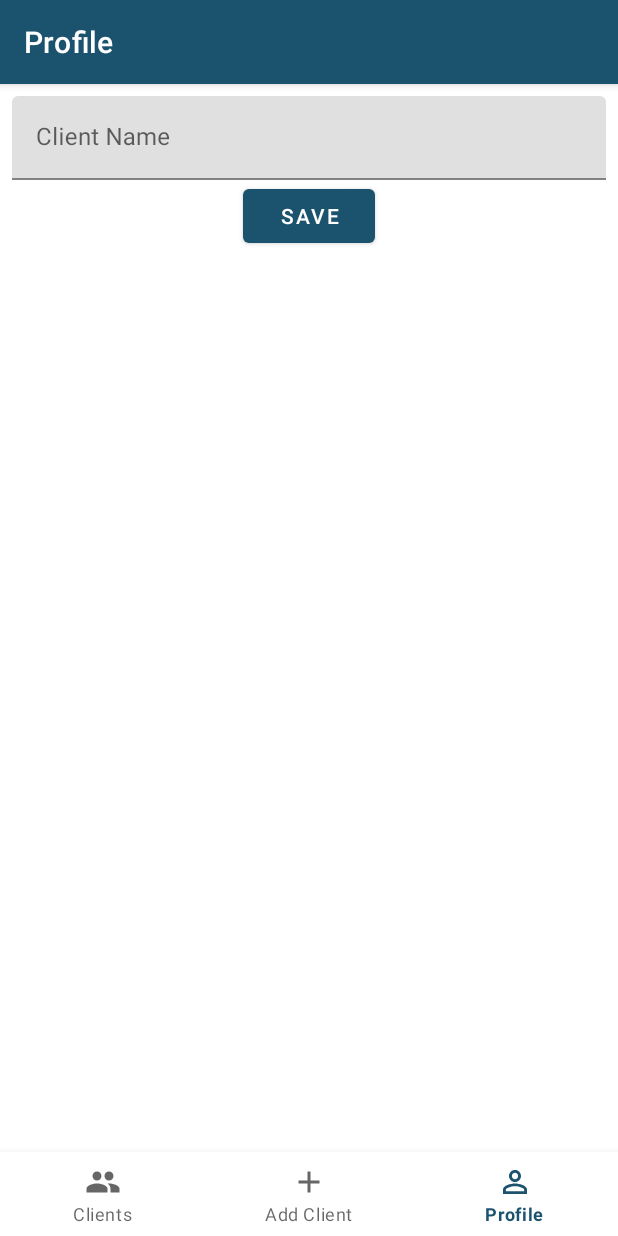
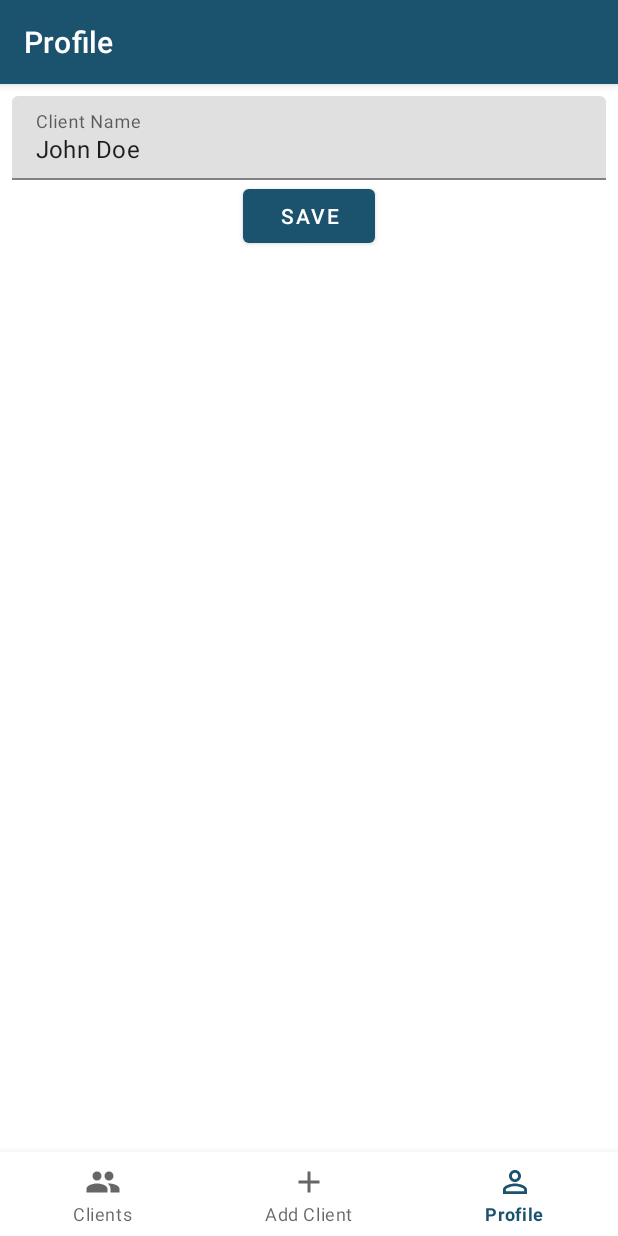
Before and after one commit to njorogejohn/GlobomanticsSales, an Android app: the ProfileFragment screen opened through its navigation route, on a phone screen of 412 x 824 dp. Run offline under Robolectric (Android 15) with nearby library versions, the phone set to English and light mode, and no system bars; our stand-ins replace Room's generated code, navigation-ui.

Commit message:
updated the profile

```diff
--- a/app/src/main/java/com/psdemo/globomanticssales/ui/profile/ProfileFragment.kt
+++ b/app/src/main/java/com/psdemo/globomanticssales/ui/profile/ProfileFragment.kt
@@ -1,11 +1,15 @@
 package com.psdemo.globomanticssales.ui.profile
 
+import android.content.Context
 import android.os.Bundle
 import android.view.LayoutInflater
 import android.view.View
 import android.view.ViewGroup
 import androidx.fragment.app.Fragment
+import com.google.android.material.snackbar.Snackbar
+import com.psdemo.globomanticssales.MainActivity
 import com.psdemo.globomanticssales.R
+import kotlinx.android.synthetic.main.fragment_profile.*
 
 class ProfileFragment : Fragment() {
     override fun onCreateView(
@@ -16,5 +20,37 @@ class ProfileFragment : Fragment() {
         return inflater.inflate(R.layout.fragment_profile, container, false)
     }
 
+    override fun onViewCreated(view: View, savedInstanceState: Bundle?) {
+        val sharedPreferences = activity!!.getSharedPreferences(
+            getString(R.string.profile_preference_key),
+            Context.MODE_PRIVATE
+        )
 
+        txtName.setText(
+            sharedPreferences.getString(
+                getString(R.string.profile_name_key),
+                getString(R.string.profile_name_default)
+                )
+        )
+
+        btnSave.setOnClickListener {
+            with(sharedPreferences.edit()) {
+                putString(
+                    getString(R.string.profile_name_key),
+                    txtName.text.toString()
+                )
+                apply()
+            }
+
+            (activity as MainActivity).hideKeyboard()
+
+            Snackbar.make(
+                view,
+                getString(R.string.profile_success),
+                Snackbar.LENGTH_SHORT
+            ).show()
+
+        }
+
+    }
 }
--- a/app/src/main/res/values/strings.xml
+++ b/app/src/main/res/values/strings.xml
@@ -10,4 +10,8 @@
     <string name="save">Save</string>
     <string name="order">Order</string>
     <string name="terms">Terms</string>
+    <string name="profile_preference_key">profile</string>
+    <string name="profile_name_key">NAME</string>
+    <string name="profile_name_default">John Doe</string>
+    <string name="profile_success">Name Updated Successfully</string>
 </resources>
```
Also changed, not shown: 1 other file.
